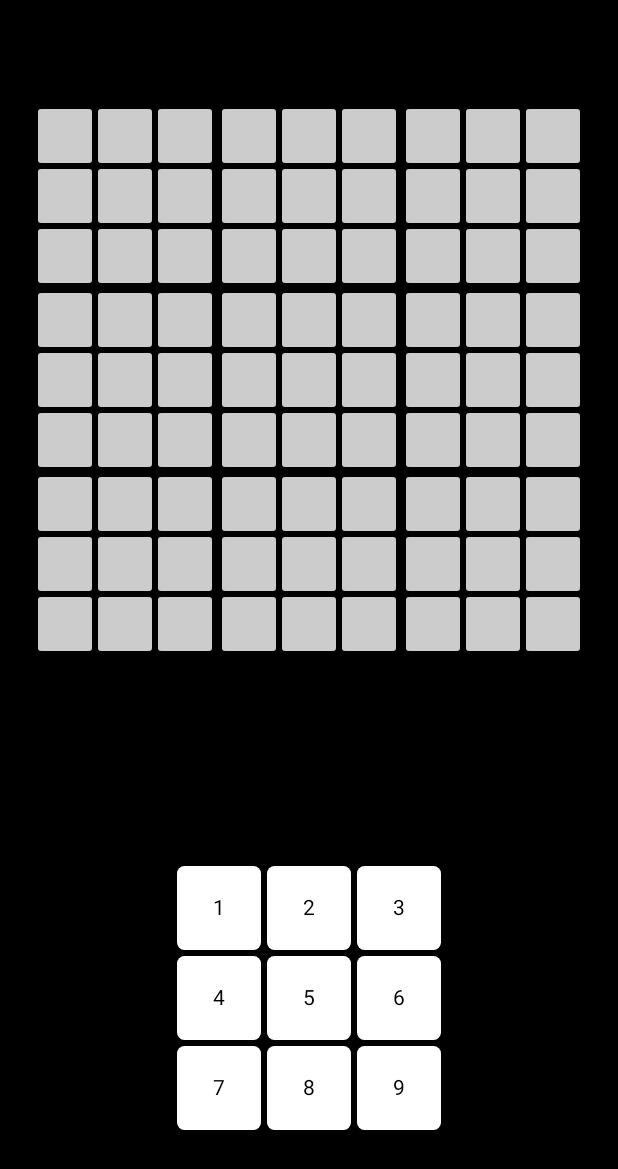
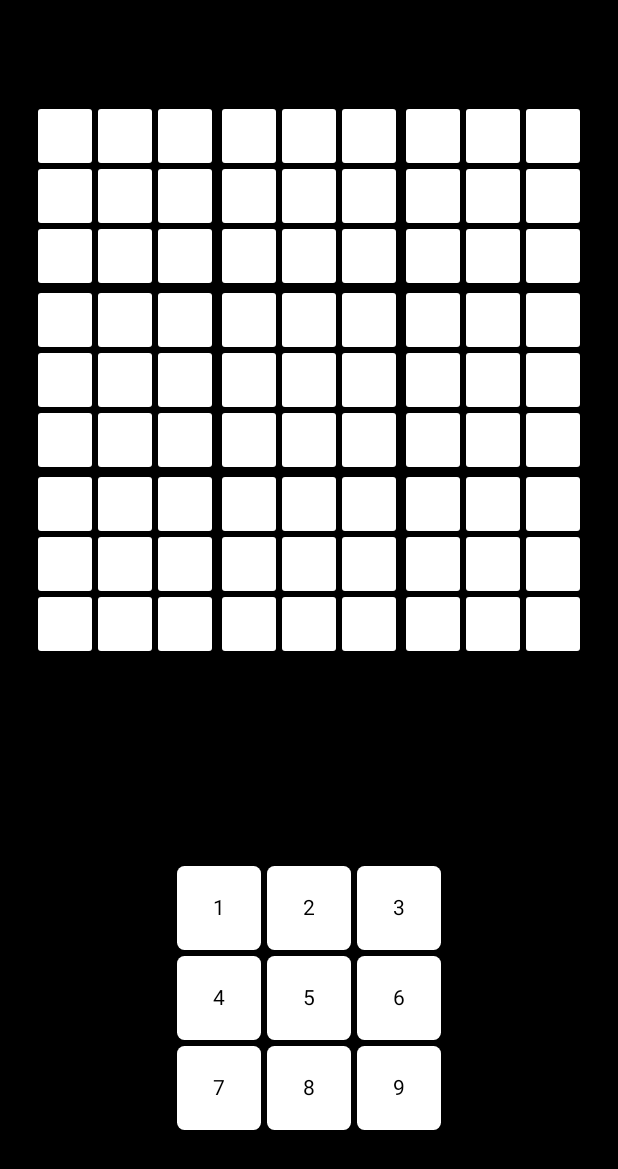
Before and after one commit to YashNishal/Sudoku-App, an Android app built with Jetpack Compose: the @Preview function DefaultPreview2, on a phone screen of 412 x 824 dp. Shown: the top 1169 px of the screen. Run offline under Robolectric (Android 15) with nearby library versions, the phone set to English and light mode, and no system bars; network calls fail.

Commit message:
fixed colors

```diff
--- a/app/src/main/java/com/example/sudoku/PrimaryActivity.kt
+++ b/app/src/main/java/com/example/sudoku/PrimaryActivity.kt
@@ -8,10 +8,7 @@ import androidx.compose.foundation.clickable
 import androidx.compose.foundation.layout.*
 import androidx.compose.foundation.shape.RoundedCornerShape
 import androidx.compose.material.*
-import androidx.compose.runtime.Composable
-import androidx.compose.runtime.mutableStateOf
-import androidx.compose.runtime.remember
-import androidx.compose.runtime.rememberCoroutineScope
+import androidx.compose.runtime.*
 import androidx.compose.ui.Alignment
 import androidx.compose.ui.Modifier
 import androidx.compose.ui.draw.clip
@@ -97,7 +94,6 @@ fun Cell(row: Int, col: Int) {
     val num = matrix[row][col].toString()
     val number = remember{ mutableStateOf(if (num == "0") "" else num) }
     val fixed = remember{ mutableStateOf(num != "0") }
-    val color = Color.LightGray
 
     Box(
         Modifier
@@ -107,7 +103,7 @@ fun Cell(row: Int, col: Int) {
             .clip(
                 RoundedCornerShape(2.dp)
             )
-            .background(color)
+            .background(if (fixed.value) Color.LightGray else Color.White)
             .clickable {
                 if (!fixed.value) {
                     // Color Change
@@ -146,7 +142,7 @@ fun DefNums() {
 @Composable
 fun Dial(num: String = "") {
     val context = LocalContext.current
-
+    val selected = remember{ mutableStateOf(num == change)}
 
     Box(
         Modifier
@@ -156,11 +152,18 @@ fun Dial(num: String = "") {
             .clip(
                 RoundedCornerShape(5.dp)
             )
-            .background(Color.White)
-            .clickable { change = num }) {
+            .background(if (selected.value) Color.LightGray else Color.White)
+            .clickable {
+                change = num
+                selected.value = true
+            }) {
         Text(text = num, Modifier.align(Alignment.Center))
     }
 }
+
+//fun change(sel: MutableState<Boolean>) {
+//    sel.value = false;
+//}
 
 @Preview(showBackground = true)
 @Composable
```
